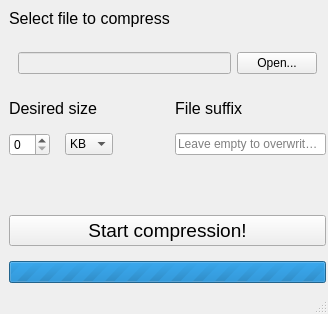
Above: mainwindow.ui from Thurinum/simple-media-encoder before the change. Below: the same form after it.
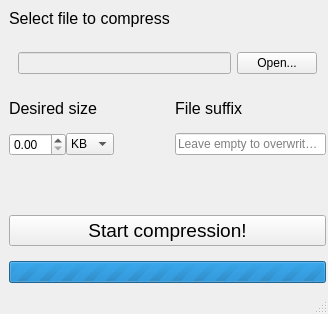
That is the form after the change.

```diff
--- a/mainwindow.ui
+++ b/mainwindow.ui
@@ -157,8 +157,8 @@
         <property name="spacing">
          <number>0</number>
         </property>
-        <item alignment="Qt::AlignLeft">
-         <widget class="QSpinBox" name="sizeSpinBox">
+        <item>
+         <widget class="QDoubleSpinBox" name="sizeSpinBox">
           <property name="sizePolicy">
            <sizepolicy hsizetype="Maximum" vsizetype="Fixed">
             <horstretch>0</horstretch>
```
